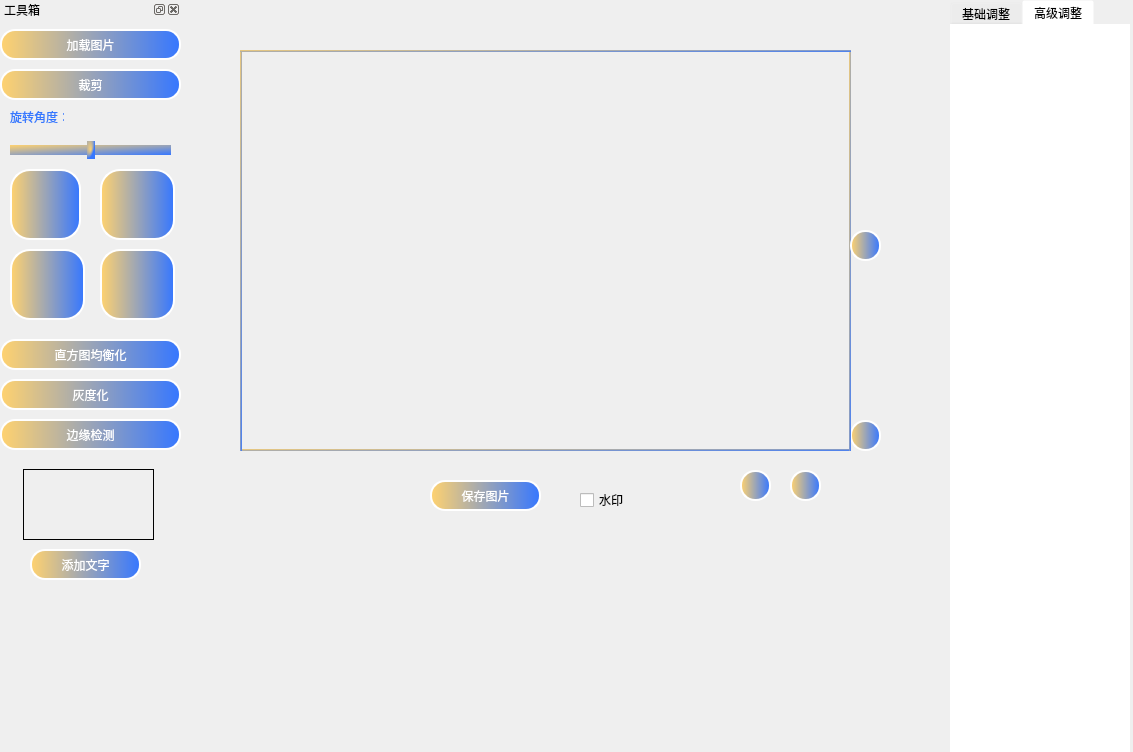
The window that qt_demo/mainwindow.ui (Signal-groupproject/digital_signal) describes before a commit, drawn with Qt 5.
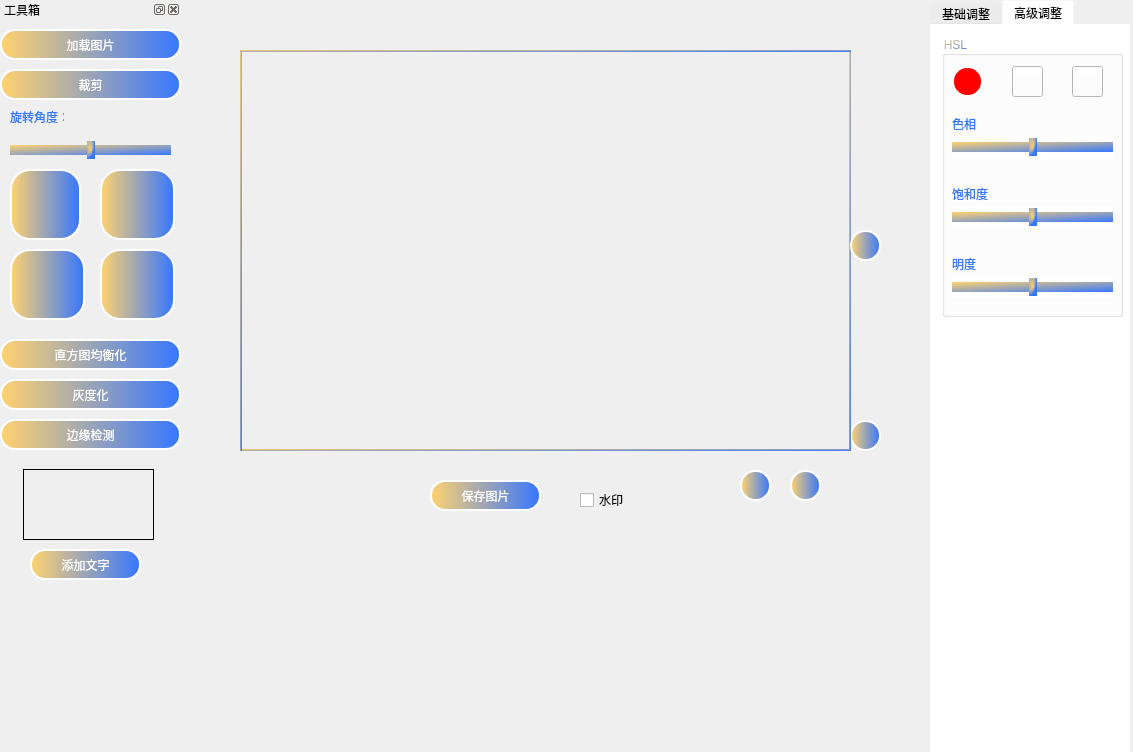
The same window after the commit. The open tabs and pages were chosen to show the change.

```diff
--- a/qt_demo/mainwindow.ui
+++ b/qt_demo/mainwindow.ui
@@ -762,9 +762,9 @@
   <widget class="QTabWidget" name="tabWidget">
    <property name="geometry">
     <rect>
-     <x>950</x>
+     <x>930</x>
      <y>0</y>
-     <width>181</width>
+     <width>201</width>
      <height>761</height>
     </rect>
    </property>
@@ -1455,6 +1455,354 @@
     <attribute name="title">
      <string>高级调整</string>
     </attribute>
+    <widget class="QGroupBox" name="HSL">
+     <property name="geometry">
+      <rect>
+       <x>10</x>
+       <y>10</y>
+       <width>181</width>
+       <height>281</height>
+      </rect>
+     </property>
+     <property name="styleSheet">
+      <string notr="true"> color: qlineargradient(x1: 0, y1: 0, x2: 1, y2: 1, stop: 0 #ffd26f, stop: 1 #3677ff);
+	background-color:rgba(255,255,255,255);</string>
+     </property>
+     <property name="title">
+      <string>HSL</string>
+     </property>
+     <widget class="QSlider" name="coloration">
+      <property name="geometry">
+       <rect>
+        <x>10</x>
+        <y>100</y>
+        <width>161</width>
+        <height>22</height>
+       </rect>
+      </property>
+      <property name="styleSheet">
+       <string notr="true">QSlider::add-page:Horizontal {
+    background: qlineargradient(spread:pad, x1:0, y1:0, x2:1, y2:1, stop:0 #ffd26f, stop:1 #3677ff);
+    height: 4px;
+	background-color:rgba(255,255,255,0);
+}
+
+QSlider::sub-page:Horizontal {
+    background: qlineargradient(spread:pad, x1:0, y1:0, x2:1, y2:1, stop:0 #ffd26f, stop:1 #3677ff);
+    height: 4px;
+	background-color:rgba(255,255,255,0);
+}
+
+QSlider::groove:Horizontal {
+    background: qlineargradient(spread:pad, x1:0, y1:0, x2:1, y2:1, stop:0 #ffd26f, stop:1 #3677ff);
+    height: 10px;
+}
+
+QSlider::handle:Horizontal {
+    width: 8px;
+    margin: -4 0px;
+    background: qradialgradient(cx:0, cy:0, radius:1, fx:0.5, fy:0.5, stop:0 #ffd26f, stop:1 #3677ff);
+}
+</string>
+      </property>
+      <property name="minimum">
+       <number>-100</number>
+      </property>
+      <property name="maximum">
+       <number>100</number>
+      </property>
+      <property name="orientation">
+       <enum>Qt::Horizontal</enum>
+      </property>
+     </widget>
+     <widget class="QSlider" name="saturation_2">
+      <property name="geometry">
+       <rect>
+        <x>10</x>
+        <y>170</y>
+        <width>161</width>
+        <height>22</height>
+       </rect>
+      </property>
+      <property name="styleSheet">
+       <string notr="true">QSlider::add-page:Horizontal {
+    background: qlineargradient(spread:pad, x1:0, y1:0, x2:1, y2:1, stop:0 #ffd26f, stop:1 #3677ff);
+    height: 4px;
+	background-color:rgba(255,255,255,0);
+}
+
+QSlider::sub-page:Horizontal {
+    background: qlineargradient(spread:pad, x1:0, y1:0, x2:1, y2:1, stop:0 #ffd26f, stop:1 #3677ff);
+    height: 4px;
+	background-color:rgba(255,255,255,0);
+}
+
+QSlider::groove:Horizontal {
+    background: qlineargradient(spread:pad, x1:0, y1:0, x2:1, y2:1, stop:0 #ffd26f, stop:1 #3677ff);
+    height: 10px;
+}
+
+QSlider::handle:Horizontal {
+    width: 8px;
+    margin: -4 0px;
+    background: qradialgradient(cx:0, cy:0, radius:1, fx:0.5, fy:0.5, stop:0 #ffd26f, stop:1 #3677ff);
+}
+</string>
+      </property>
+      <property name="minimum">
+       <number>-100</number>
+      </property>
+      <property name="maximum">
+       <number>100</number>
+      </property>
+      <property name="orientation">
+       <enum>Qt::Horizontal</enum>
+      </property>
+     </widget>
+     <widget class="QSlider" name="brightness">
+      <property name="geometry">
+       <rect>
+        <x>10</x>
+        <y>240</y>
+        <width>161</width>
+        <height>22</height>
+       </rect>
+      </property>
+      <property name="styleSheet">
+       <string notr="true">QSlider::add-page:Horizontal {
+    background: qlineargradient(spread:pad, x1:0, y1:0, x2:1, y2:1, stop:0 #ffd26f, stop:1 #3677ff);
+    height: 4px;
+	background-color:rgba(255,255,255,0);
+}
+
+QSlider::sub-page:Horizontal {
+    background: qlineargradient(spread:pad, x1:0, y1:0, x2:1, y2:1, stop:0 #ffd26f, stop:1 #3677ff);
+    height: 4px;
+	background-color:rgba(255,255,255,0);
+}
+
+QSlider::groove:Horizontal {
+    background: qlineargradient(spread:pad, x1:0, y1:0, x2:1, y2:1, stop:0 #ffd26f, stop:1 #3677ff);
+    height: 10px;
+}
+
+QSlider::handle:Horizontal {
+    width: 8px;
+    margin: -4 0px;
+    background: qradialgradient(cx:0, cy:0, radius:1, fx:0.5, fy:0.5, stop:0 #ffd26f, stop:1 #3677ff);
+}
+</string>
+      </property>
+      <property name="minimum">
+       <number>-100</number>
+      </property>
+      <property name="maximum">
+       <number>100</number>
+      </property>
+      <property name="orientation">
+       <enum>Qt::Horizontal</enum>
+      </property>
+     </widget>
+     <widget class="QLabel" name="label_12">
+      <property name="geometry">
+       <rect>
+        <x>10</x>
+        <y>80</y>
+        <width>54</width>
+        <height>16</height>
+       </rect>
+      </property>
+      <property name="styleSheet">
+       <string notr="true">QLabel {
+    color: qlineargradient(x1: 0, y1: 0, x2: 1, y2: 1, stop: 0 #ffd26f, stop: 1 #3677ff);
+	background-color:rgba(255,255,255,0);
+}
+</string>
+      </property>
+      <property name="text">
+       <string>色相</string>
+      </property>
+     </widget>
+     <widget class="QLabel" name="label_13">
+      <property name="geometry">
+       <rect>
+        <x>10</x>
+        <y>150</y>
+        <width>54</width>
+        <height>16</height>
+       </rect>
+      </property>
+      <property name="styleSheet">
+       <string notr="true">QLabel {
+    color: qlineargradient(x1: 0, y1: 0, x2: 1, y2: 1, stop: 0 #ffd26f, stop: 1 #3677ff);
+	background-color:rgba(255,255,255,0);
+}
+</string>
+      </property>
+      <property name="text">
+       <string>饱和度</string>
+      </property>
+     </widget>
+     <widget class="QLabel" name="label_14">
+      <property name="geometry">
+       <rect>
+        <x>10</x>
+        <y>220</y>
+        <width>54</width>
+        <height>16</height>
+       </rect>
+      </property>
+      <property name="styleSheet">
+       <string notr="true">QLabel {
+    color: qlineargradient(x1: 0, y1: 0, x2: 1, y2: 1, stop: 0 #ffd26f, stop: 1 #3677ff);
+	background-color:rgba(255,255,255,0);
+}
+</string>
+      </property>
+      <property name="text">
+       <string>明度</string>
+      </property>
+     </widget>
+     <widget class="QPushButton" name="red">
+      <property name="geometry">
+       <rect>
+        <x>10</x>
+        <y>30</y>
+        <width>31</width>
+        <height>31</height>
+       </rect>
+      </property>
+      <property name="styleSheet">
+       <string notr="true">QPushButton {
+    font: 10pt &quot;微软雅黑&quot;;
+    color: #FFFFFF;
+    background: rgb(255, 0, 0);
+    border-radius: 15px;
+    border-style: solid;
+    border-width: 2px;
+    padding: 5px;
+}
+QPushButton:pressed,
+QPushButton:checked {
+    background: qlineargradient(spread:pad, x1:0, y1:0, x2:0, y2:1, stop:0 #ffd26f, stop:1 #3677ff);
+}
+</string>
+      </property>
+      <property name="text">
+       <string/>
+      </property>
+     </widget>
+     <widget class="QPushButton" name="green">
+      <property name="geometry">
+       <rect>
+        <x>70</x>
+        <y>30</y>
+        <width>31</width>
+        <height>31</height>
+       </rect>
+      </property>
+      <property name="styleSheet">
+       <string notr="true">QPushButton {
+    font: 10pt &quot;微软雅黑&quot;;
+    color: #FFFFFF;
+    background: rgb(0, 255, 0);
+    border-radius: 15px;
+    border-style: solid;
+    border-width: 2px;
+    padding: 5px;
+}
+QPushButton:pressed,
+QPushButton:checked {
+    background: qlineargradient(spread:pad, x1:0, y1:0, x2:0, y2:1, stop:0 #ffd26f, stop:1 #3677ff);
+}
+&lt;?xml version=&quot;1.0&quot; encoding=&quot;UTF-8&quot;?&gt;
+&lt;ui version=&quot;4.0&quot;&gt;
+ &lt;widget name=&quot;__qt_fake_top_level&quot;&gt;
+  &lt;widget class=&quot;QPushButton&quot; name=&quot;Contrast_2&quot;&gt;
+   &lt;property name=&quot;geometry&quot;&gt;
+    &lt;rect&gt;
+     &lt;x&gt;10&lt;/x&gt;
+     &lt;y&gt;30&lt;/y&gt;
+     &lt;width&gt;31&lt;/width&gt;
+     &lt;height&gt;31&lt;/height&gt;
+    &lt;/rect&gt;
+   &lt;/property&gt;
+   &lt;property name=&quot;styleSheet&quot;&gt;
+    &lt;string notr=&quot;true&quot;&gt;QPushButton {
+    font: 10pt &amp;quot;微软雅黑&amp;quot;;
+    color: #FFFFFF;
+    background: rgb(255, 0, 0);
+    border-radius: 15px;
+    border-style: solid;
+    border-width: 2px;
+    padding: 5px;
+}
+QPushButton:pressed,
+QPushButton:checked {
+    background: qlineargradient(spread:pad, x1:0, y1:0, x2:0, y2:1, stop:0 #ffd26f, stop:1 #3677ff);
+}
+</string>
+      </property>
+      <property name="text">
+       <string/>
+      </property>
+     </widget>
+     <widget class="QPushButton" name="blue">
+      <property name="geometry">
+       <rect>
+        <x>130</x>
+        <y>30</y>
+        <width>31</width>
+        <height>31</height>
+       </rect>
+      </property>
+      <property name="styleSheet">
+       <string notr="true">QPushButton {
+    font: 10pt &quot;微软雅黑&quot;;
+    color: #FFFFFF;
+    background: rgb(0, 0, 255);
+    border-radius: 15px;
+    border-style: solid;
+    border-width: 2px;
+    padding: 5px;
+}
+QPushButton:pressed,
+QPushButton:checked {
+    background: qlineargradient(spread:pad, x1:0, y1:0, x2:0, y2:1, stop:0 #ffd26f, stop:1 #3677ff);
+}
+&lt;?xml version=&quot;1.0&quot; encoding=&quot;UTF-8&quot;?&gt;
+&lt;ui version=&quot;4.0&quot;&gt;
+ &lt;widget name=&quot;__qt_fake_top_level&quot;&gt;
+  &lt;widget class=&quot;QPushButton&quot; name=&quot;Contrast_2&quot;&gt;
+   &lt;property name=&quot;geometry&quot;&gt;
+    &lt;rect&gt;
+     &lt;x&gt;10&lt;/x&gt;
+     &lt;y&gt;30&lt;/y&gt;
+     &lt;width&gt;31&lt;/width&gt;
+     &lt;height&gt;31&lt;/height&gt;
+    &lt;/rect&gt;
+   &lt;/property&gt;
+   &lt;property name=&quot;styleSheet&quot;&gt;
+    &lt;string notr=&quot;true&quot;&gt;QPushButton {
+    font: 10pt &amp;quot;微软雅黑&amp;quot;;
+    color: #FFFFFF;
+    background: rgb(255, 0, 0);
+    border-radius: 15px;
+    border-style: solid;
+    border-width: 2px;
+    padding: 5px;
+}
+QPushButton:pressed,
+QPushButton:checked {
+    background: qlineargradient(spread:pad, x1:0, y1:0, x2:0, y2:1, stop:0 #ffd26f, stop:1 #3677ff);
+}
+</string>
+      </property>
+      <property name="text">
+       <string/>
+      </property>
+     </widget>
+    </widget>
    </widget>
   </widget>
  </widget>
```
Left out of the diff: 2 changed lines with no effect on the pictures.
